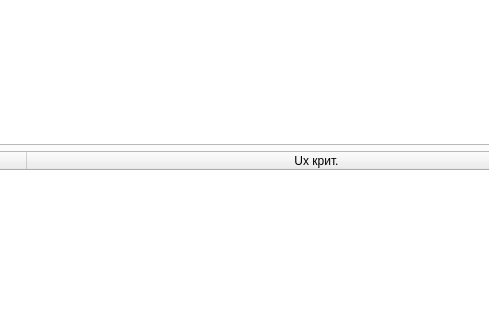
Qt form postprocessor.ui (Micelium1/SaprBar2) before a commit; both pictures show x 296 to 785 and y 117 to 437 of the 925 by 785 pixel window.
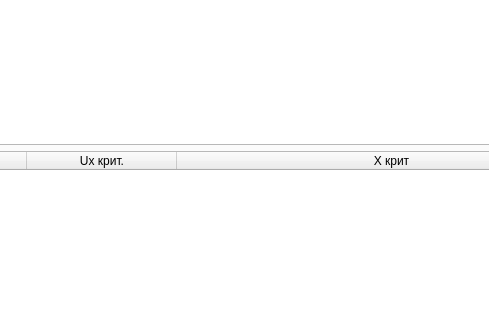
The same form after that commit. The open tabs and pages were chosen to show the change.

What changed in the file:
```diff
--- a/postprocessor.ui
+++ b/postprocessor.ui
@@ -72,6 +72,11 @@
            <string>Ux крит.</string>
           </property>
          </column>
+         <column>
+          <property name="text">
+           <string>X крит</string>
+          </property>
+         </column>
         </widget>
        </item>
        <item>
```
Left out of the diff: 4 changed lines with no effect on the pictures.
